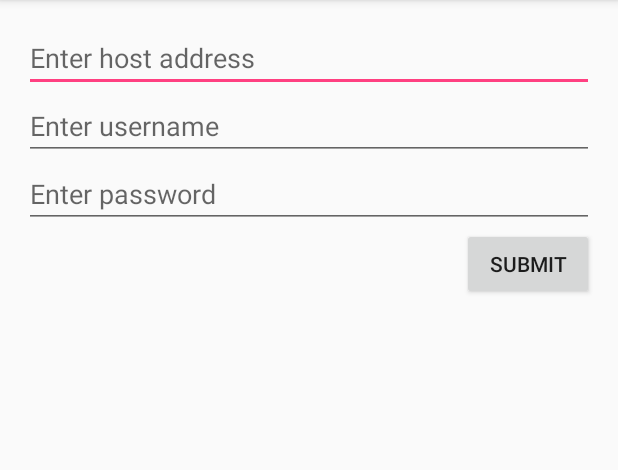
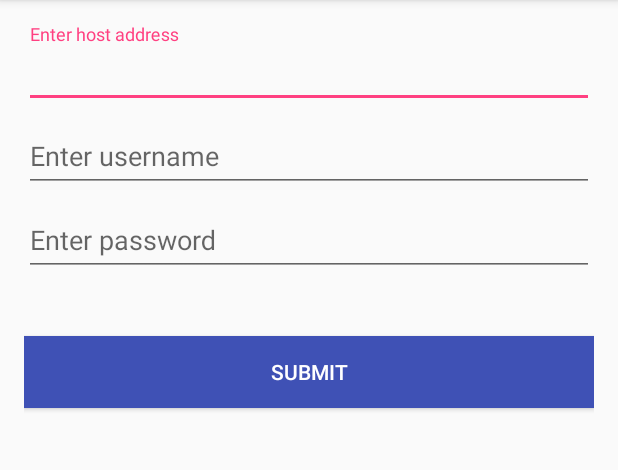
Before and after one commit to codebasepk/smb_browser, an Android app: the screen it shows after launch (LoginActivity), on a phone screen of 412 x 824 dp, the part 84-554 px from its top. Run offline under Robolectric (Android 15) with nearby library versions, the phone set to English and light mode, and no system bars; libraries missing offline, so code that uses them is left out: jcifs.smb.

Commit message:
UI changes

```diff
--- a/app/build.gradle
+++ b/app/build.gradle
@@ -24,4 +24,5 @@ dependencies {
     testCompile 'junit:junit:4.12'
     compile 'com.android.support:appcompat-v7:23.1.1'
     compile 'jcifs:jcifs:1.3.17'
+    compile 'com.android.support:design:23.0.1'
 }
--- a/app/src/main/res/layout/login_activity.xml
+++ b/app/src/main/res/layout/login_activity.xml
@@ -9,17 +9,34 @@
     android:layout_width="match_parent"
     android:layout_height="match_parent" >
 
+    <android.support.design.widget.TextInputLayout
+        android:id="@+id/host_entry"
+        android:layout_width="match_parent"
+        android:layout_height="wrap_content">
+
     <EditText
         android:id="@+id/host_address_entry"
         android:layout_width="match_parent"
         android:layout_height="wrap_content"
         android:hint="Enter host address" />
+    </android.support.design.widget.TextInputLayout>
+
+    <android.support.design.widget.TextInputLayout
+        android:id="@+id/username"
+        android:layout_width="match_parent"
+        android:layout_height="wrap_content">
 
     <EditText
         android:id="@+id/username_entry"
         android:layout_width="match_parent"
         android:layout_height="wrap_content"
         android:hint="Enter username" />
+    </android.support.design.widget.TextInputLayout>
+
+    <android.support.design.widget.TextInputLayout
+        android:id="@+id/password"
+        android:layout_width="match_parent"
+        android:layout_height="wrap_content">
 
     <EditText
         android:id="@+id/password_entry"
@@ -27,13 +44,16 @@
         android:layout_height="wrap_content"
         android:inputType="textPassword"
         android:hint="Enter password" />
+    </android.support.design.widget.TextInputLayout>
 
     <Button
         android:id="@+id/button_submit"
-        android:layout_width="wrap_content"
+        android:layout_width="fill_parent"
         android:layout_height="wrap_content"
-        android:layout_gravity="right"
         android:text="Submit"
-        android:onClick="onClick"/>
+        android:background="@color/colorPrimary"
+        android:layout_marginTop="40dp"
+        android:onClick="onClick"
+        android:textColor="@android:color/white"/>
 
 </LinearLayout>
```
